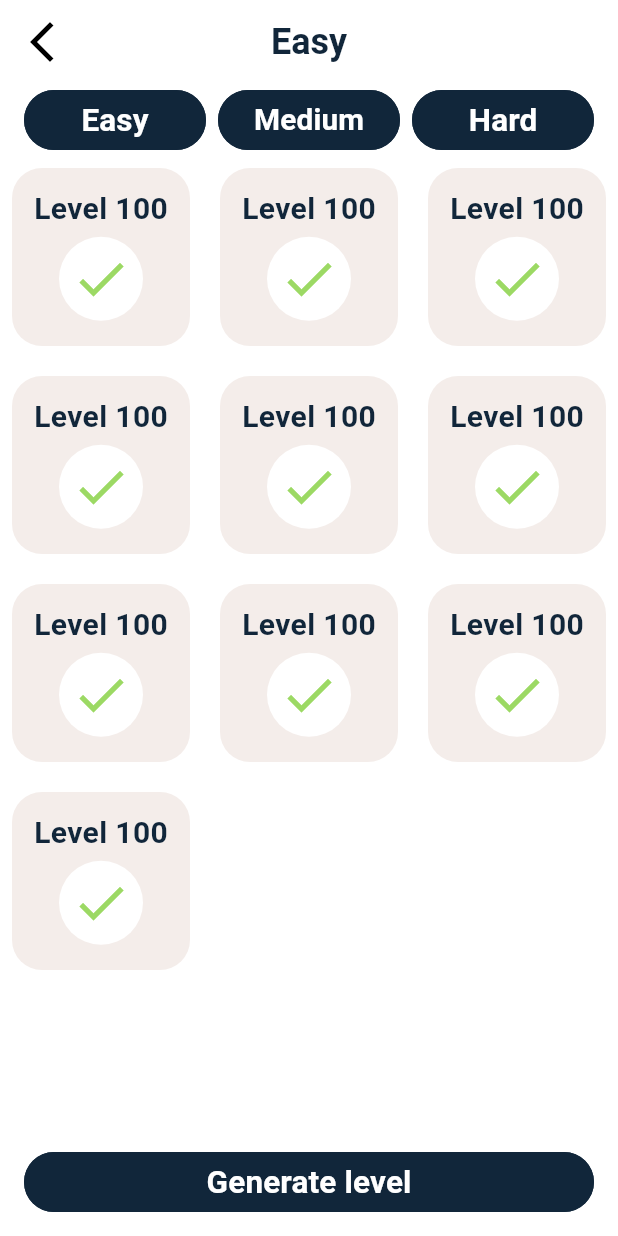
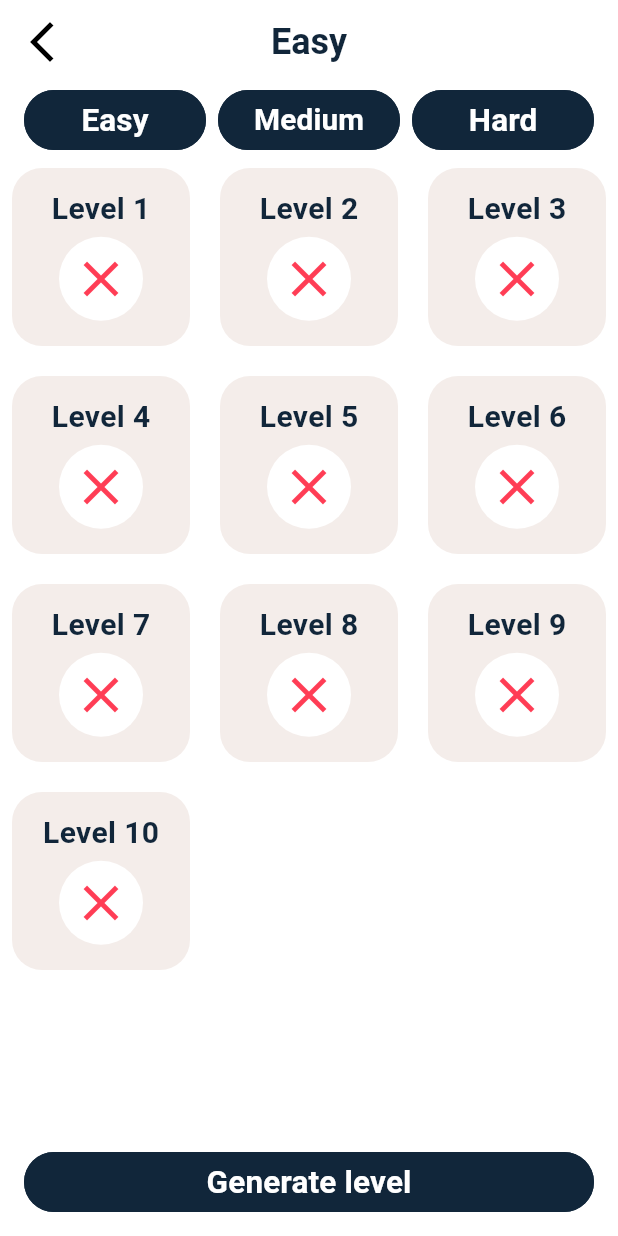
Before and after one commit to NikodemWojtczak/sudoku, a Flutter app: the PgChosingLevel screen opened by its route, on a phone screen of 412 x 824 dp. Run offline on Flutter 3.47's test engine with Material 2 defaults, Android fonts, the phone set to English and light mode, and no system bars; our stand-ins replace get, theme_provider.

Commit message:
25.11.23

```diff
--- a/lib/main.dart
+++ b/lib/main.dart
@@ -4,7 +4,7 @@ import 'package:sudoku/controllers/pages/pg_algorythms_controller.dart';
 import 'package:sudoku/controllers/pages/pg_choosing_level_controller.dart';
 import 'package:sudoku/controllers/pages/pg_dashboard_controller.dart';
 import 'package:sudoku/controllers/pages/pg_sudoku_game_controller.dart';
-import 'package:sudoku/controllers/sudoku_game_controller.dart';
+import 'package:sudoku/controllers/sudoku_controller.dart';
 import 'package:sudoku/controllers/theme_controller.dart';
 import 'package:sudoku/routes.dart';
 import 'package:sudoku/pages.dart';
@@ -40,6 +40,6 @@ resourcesStartupInitialization() {
   Get.lazyPut(() => PgAlgorythmsController(), fenix: true);
   Get.lazyPut(() => SudokuGamePgController(), fenix: true);
   Get.lazyPut(() => PgChoosingLevelController(), fenix: true);
-  Get.put(SudokuGameController());
+  Get.put(SudokuController());
   Get.put(ThemesController());
 }
--- a/lib/pages.dart
+++ b/lib/pages.dart
@@ -2,4 +2,5 @@ class Pages {
   static const String pgDashboard = "/PgDashboard";
   static const String pgChooseLevel = "/PgChooseLevel";
   static const String pgAlgorythms = "/PgAlgorythms";
+  static const String pgSudokuGame = "/PgASudokuGame";
 }
--- a/lib/pages/pg_choosing_level.dart
+++ b/lib/pages/pg_choosing_level.dart
@@ -1,5 +1,3 @@
-import 'dart:developer';
-
 import 'package:flutter/material.dart';
 import 'package:get/get.dart';
 import 'package:sudoku/controllers/pages/pg_choosing_level_controller.dart';
@@ -29,21 +27,21 @@ class PgChosingLevel extends GetView<PgChoosingLevelController> {
                   Expanded(
                     child: MyButtons.mainButtonWidget(
                         inputFunction: () =>
-                            controller.onClickChangeLevel(Levels.easy),
+                            controller.onClickChangeDifficulty(Levels.easy),
                         inputText: "Easy"),
                   ),
                   const SizedBox(width: 8),
                   Expanded(
                     child: MyButtons.mainButtonWidget(
                         inputFunction: () =>
-                            controller.onClickChangeLevel(Levels.medium),
+                            controller.onClickChangeDifficulty(Levels.medium),
                         inputText: "Medium"),
                   ),
                   const SizedBox(width: 8),
                   Expanded(
                     child: MyButtons.mainButtonWidget(
                         inputFunction: () =>
-                            controller.onClickChangeLevel(Levels.hard),
+                            controller.onClickChangeDifficulty(Levels.hard),
                         inputText: "Hard"),
                   ),
                 ],
@@ -60,12 +58,13 @@ class PgChosingLevel extends GetView<PgChoosingLevelController> {
                     crossAxisSpacing: 20,
                     mainAxisSpacing: 20),
                 itemBuilder: (BuildContext context, int index) {
-                  return MyButtons.levelButtonWidget(
-                      function: () {
-                        log("dupa");
-                      },
-                      isFinished: true,
-                      numberOfLevel: 100);
+                  return GestureDetector(
+                    onTap: () {
+                      controller.onClickLevel(level: index);
+                    },
+                    child: MyButtons.levelButtonWidget(
+                        isFinished: false, numberOfLevel: index + 1),
+                  );
                 },
               ),
             )),
--- a/lib/routes.dart
+++ b/lib/routes.dart
@@ -3,11 +3,13 @@ import 'package:sudoku/pages/pg_algothms.dart';
 import 'package:sudoku/pages/pg_choosing_level.dart';
 import 'package:sudoku/pages/pg_dashboard.dart';
 import 'package:sudoku/pages.dart';
+import 'package:sudoku/pages/pg_sudoku_game.dart';
 
 class Routes {
   static final routes = [
     GetPage(name: Pages.pgDashboard, page: () => PgDashboard()),
     GetPage(name: Pages.pgAlgorythms, page: () => PgAlgorythms()),
     GetPage(name: Pages.pgChooseLevel, page: () => PgChosingLevel()),
+    GetPage(name: Pages.pgSudokuGame, page: () => PgSudokuGame()),
   ];
 }
--- a/lib/utils/my_colors.dart
+++ b/lib/utils/my_colors.dart
@@ -7,4 +7,6 @@ class MyColors {
   static Color background = const Color(0xffffffff);
   static Color finished = const Color(0xff9cd964);
   static Color notFinished = const Color(0xffff3d55);
+  static Color fieldBorderBasic = const Color.fromARGB(255, 138, 138, 138);
+  static Color fieldBorderBox = const Color(0xff000000);
 }
--- a/lib/widgets/buttons_widget.dart
+++ b/lib/widgets/buttons_widget.dart
@@ -30,12 +30,8 @@ class MyButtons {
   }
 
   static Widget levelButtonWidget(
-      {required Function function,
-      required bool isFinished,
-      required int numberOfLevel}) {
-    return GestureDetector(
-      onTap: () => function,
-      child: Container(
+      {required bool isFinished, required int numberOfLevel}) {
+    return Container(
       decoration: BoxDecoration(
         borderRadius: BorderRadius.circular(20),
         color: MyColors.buttons,
@@ -65,7 +61,6 @@ class MyButtons {
           ),
         ],
       ),
-      ),
     );
   }
 }
```
Also changed, not shown: lib/controllers/pages/pg_choosing_level_controller.dart (+5 -4 lines), lib/controllers/pages/pg_sudoku_game_controller.dart (+28 -5 lines), lib/controllers/sudoku_controller.dart (added, +11 -0 lines), lib/controllers/sudoku_game_controller.dart (deleted, +0 -7 lines), lib/pages/pg_sudoku_game.dart (+27 -3 lines), lib/widgets/sudoku_field.dart (added, +59 -0 lines). Lines whose indentation alone changed are shown as unchanged.
